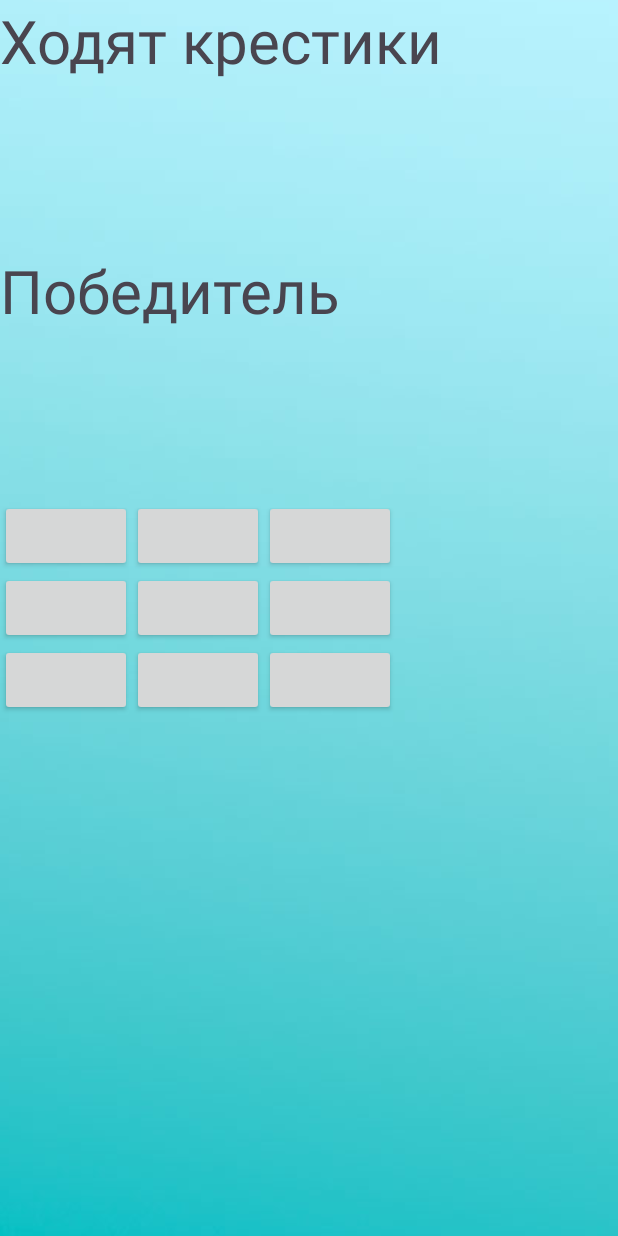
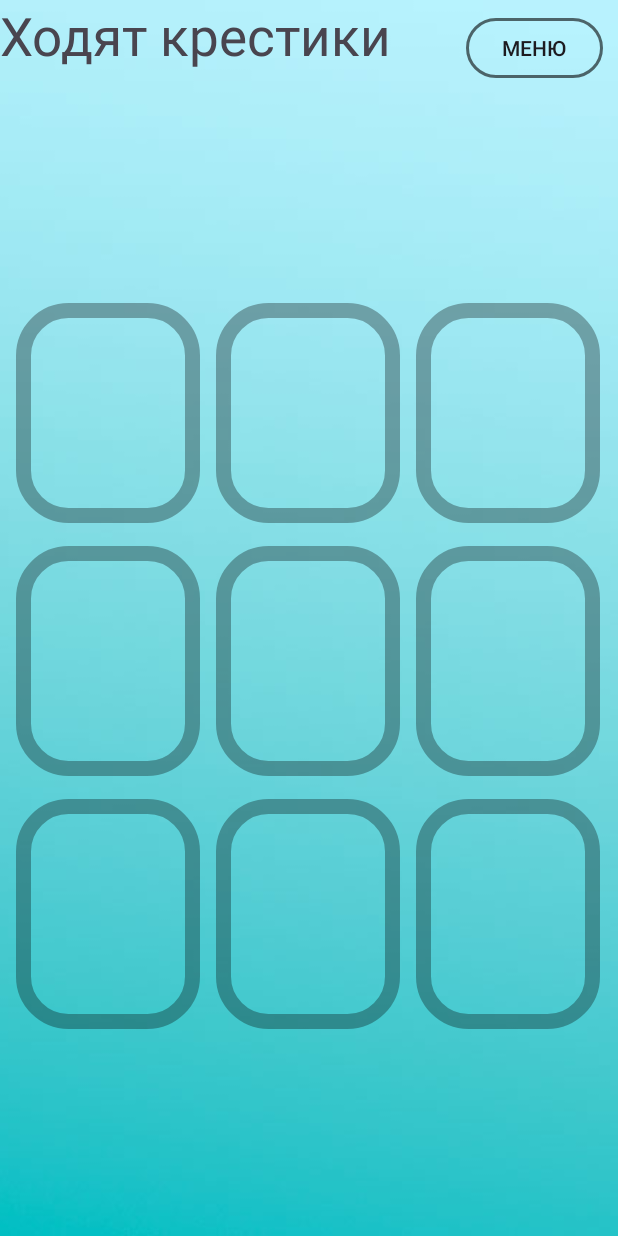
Before and after one commit to alina0777/tiktoktoe, an Android app: the screen it shows after launch (GameActivity), after a tap on "НАЧАТЬ", on a phone screen of 412 x 824 dp. Run offline under Robolectric (Android 15) with nearby library versions, the light colour scheme and no system bars.

Commit message:
Добавлен класс SoundManager с помощью которого воспроизводится звук нажатия на кнопки Начать игру и Вернуться в главное меню, видоизменен логотип и проработана адаптивность на игровом поле

```diff
--- a/app/src/main/java/com/example/tiktaktoe/GameActivity.java
+++ b/app/src/main/java/com/example/tiktaktoe/GameActivity.java
@@ -2,7 +2,9 @@ package com.example.tiktaktoe;
 
 import androidx.appcompat.app.AppCompatActivity;
 
+import android.app.Activity;
 import android.content.Context;
+import android.content.Intent;
 import android.os.Bundle;
 import android.view.View;
 import android.widget.Button;
@@ -17,6 +19,7 @@ import java.util.List;
 
 public class GameActivity extends AppCompatActivity {
 
+    SoundManager soundManager;
 
     Context context ;
     boolean player1_player2 = true;
@@ -28,6 +31,7 @@ public class GameActivity extends AppCompatActivity {
     TextView statusText;
     TextView statusText2;
 
+    private Button back_to_menu_button;
     @Override
     protected void onCreate(Bundle savedInstanceState) {
         super.onCreate(savedInstanceState);
@@ -35,26 +39,38 @@ public class GameActivity extends AppCompatActivity {
 
         context = getApplicationContext();
         statusText = findViewById(R.id.statusText);
+
+        soundManager = new SoundManager(getApplicationContext(), R.raw.button_sound);
+
         statusText2 = findViewById(R.id.statusText2);
 
         System.out.println("mainArray [0]: "  + Arrays.toString(mainArray[0]));
         System.out.println("mainArray [0]: "  + Arrays.toString(mainArray[1]));
         System.out.println("mainArray [0]: "  + Arrays.toString(mainArray[2]));
 
-        TableLayout gameTable = findViewById(R.id.gameTable);
+        back_to_menu_button = findViewById(R.id.button_back_to_menu);
+        back_to_menu_button.setOnClickListener(new View.OnClickListener() {
+            @Override
+            public void onClick(View view) {
+
+                soundManager.play();
+
+                Intent intent = new Intent(GameActivity.this, MainActivity.class);
+                setResult (Activity.RESULT_OK, intent);
+                startActivityForResult(intent,101);
+                onNewIntent (intent);
+                finish();
+            }
+        });
 
     }
 
     public void onGameClick(View view)
     {
-        // выводим сообщение
-
+        // Выводим сообщение
 
         Button button = (Button) view;
         String str = view.getTransitionName();
-
-        Toast.makeText(this, "Зачем вы нажали?" + str, Toast.LENGTH_SHORT).show();
-
         String value = "";
 
         if (player1_player2 == true) {
@@ -64,10 +80,6 @@ public class GameActivity extends AppCompatActivity {
         }
 
         button.setText(value);
-
-        System.out.println("xxx == " +str.charAt(0));
-        System.out.println("yyy == " +str.charAt(str.length()-1));
-
 
         initMainArray( Character.getNumericValue(str.charAt(0)),        // init X
                 Character.getNumericValue(str.charAt(str.length()-1)),  // init Y
@@ -86,6 +98,7 @@ public class GameActivity extends AppCompatActivity {
 
     public String checkWinner(int x, int y, String value) {
         System.out.println("checkWinner");
+
         System.out.println("using = " + value);
 
         System.out.println("mainArray [0]: "  + Arrays.toString(mainArray[0]));
@@ -133,7 +146,7 @@ public class GameActivity extends AppCompatActivity {
         //Проверка по диагонали
 
         System.out.println("Проверка основной диагонали");
-//
+
         countWin_X = 0;
         countWin_0 = 0;
 
@@ -193,8 +206,6 @@ public class GameActivity extends AppCompatActivity {
         System.out.println("X = " +  String.valueOf(x));
         System.out.println("Y = " +  String.valueOf(y));
 
-
-
         mainArray[x-1][y-1] = value;
 
         System.out.println("mainArray [0]: "  + Arrays.toString(mainArray[0]));
--- a/app/src/main/java/com/example/tiktaktoe/MainActivity.java
+++ b/app/src/main/java/com/example/tiktaktoe/MainActivity.java
@@ -1,40 +1,54 @@
 package com.example.tiktaktoe;
-
 import androidx.appcompat.app.AppCompatActivity;
-
+import android.media.MediaPlayer;
+import android.annotation.TargetApi;
 import android.app.Activity;
 import android.content.Intent;
+import android.content.res.AssetFileDescriptor;
+import android.content.res.AssetManager;
+import android.media.AudioAttributes;
+import android.media.AudioManager;
+import android.media.SoundPool;
+import android.os.Build;
 import android.os.Bundle;
+import android.view.MotionEvent;
 import android.view.View;
 import android.view.Window;
 import android.view.WindowManager;
 import android.widget.Button;
 import android.widget.EditText;
+import android.widget.Toast;
+
+import java.io.IOException;
 
 public class MainActivity extends AppCompatActivity {
 
+    SoundManager soundManager;
+    Button buttonStart;
     @Override
     protected void onCreate(Bundle savedInstanceState) {
         super.onCreate(savedInstanceState);
         setContentView(R.layout.activity_main);
 
-
         Window w = getWindow();
         w.setFlags(WindowManager.LayoutParams.FLAG_FULLSCREEN,WindowManager.LayoutParams.FLAG_FULLSCREEN);
 
-        Button buttonStart = findViewById(R.id.buttonStart);
+        soundManager = new SoundManager(getApplicationContext(), R.raw.button_sound);
+        buttonStart = findViewById(R.id.buttonStart);
         buttonStart.setOnClickListener(new View.OnClickListener() {
             @Override
             public void onClick(View view) {
+
+                soundManager.play();
+
                 Intent intent = new Intent(MainActivity.this, GameActivity.class);
                 intent.putExtra("property", "");
                 setResult(Activity.RESULT_OK, intent);
                 startActivityForResult(intent,101);
                 onNewIntent (intent);
+
             }
         });
+    }
 
-
-
-    }
 }
--- /dev/null
+++ b/app/src/main/java/com/example/tiktaktoe/SoundManager.java
@@ -0,0 +1,51 @@
+package com.example.tiktaktoe;
+
+import android.content.Context;
+import android.media.MediaPlayer;
+import android.view.View;
+import android.widget.Button;
+
+public class SoundManager {
+    MediaPlayer mPlayer;
+
+    SoundManager (Context context,int resid) {
+        createMediaRecorder(context, resid);
+    }
+
+    public void createMediaRecorder(Context context, int resid) {
+        mPlayer = MediaPlayer.create(context, resid);
+
+        mPlayer.setOnCompletionListener(new MediaPlayer.OnCompletionListener() {
+            @Override
+            public void onCompletion(MediaPlayer mp) {
+                stopPlay();
+            }
+        });
+    }
+
+    public void play(){
+        mPlayer.start();
+//        buttonStart.setEnabled(false);
+    }
+
+    private void stopPlay() {
+        mPlayer.stop();
+//        buttonStart.setEnabled(false);
+        try {
+            mPlayer.prepare();
+            mPlayer.seekTo(0);
+//            buttonStart.setEnabled(true);
+        } catch (Throwable t) {
+            return;
+        }
+    }
+
+    public void pause(View view) {
+        mPlayer.pause();
+//        buttonStart.setEnabled(true);
+    }
+    public void stop(View view) {
+        stopPlay();
+    }
+
+}
--- /dev/null
+++ b/app/src/main/res/drawable/button_stroke_black50_press_white.xml
@@ -0,0 +1,5 @@
+<?xml version="1.0" encoding="utf-8"?>
+<selector xmlns:android="http://schemas.android.com/apk/res/android">
+    <item android:state_pressed="false" android:drawable="@drawable/style_btn_stroke_black50"/>
+    <item android:state_pressed="true" android:drawable="@drawable/style_btn_stroke_black50_press_white"/>
+</selector>
--- /dev/null
+++ b/app/src/main/res/drawable/style_btn_stroke_black50.xml
@@ -0,0 +1,5 @@
+<?xml version="1.0" encoding="utf-8"?>
+<shape xmlns:android="http://schemas.android.com/apk/res/android">
+    <stroke android:width="10dp" android:color="@color/black50"/>
+    <corners android:radius="30dp"/>
+</shape>
--- /dev/null
+++ b/app/src/main/res/drawable/style_btn_stroke_black50_press_white.xml
@@ -0,0 +1,6 @@
+<?xml version="1.0" encoding="utf-8"?>
+<shape xmlns:android="http://schemas.android.com/apk/res/android">
+    <stroke android:width="10dp" android:color="@color/black50"/>
+    <corners android:radius="20dp"/>
+    <solid android:color="@color/white50"/>
+</shape>
--- a/app/src/main/res/layout/activity_game.xml
+++ b/app/src/main/res/layout/activity_game.xml
@@ -11,102 +11,208 @@
         android:id="@+id/background_gameView"
         android:layout_width="match_parent"
         android:layout_height="match_parent"
-        android:scaleType="center"
+        android:scaleType="centerCrop"
         app:srcCompat="@drawable/start_menu_background" />
 
-    <LinearLayout
+    <TableLayout
         android:layout_width="match_parent"
         android:layout_height="match_parent"
-        android:orientation="vertical">
+        android:orientation="vertical"
+        android:weightSum="100"
+        android:shrinkColumns="true">
 
-    <TextView
-        android:id="@+id/statusText"
-        android:layout_height="250px"
-        android:layout_width="match_parent"
-        android:textSize="40dp"
-        android:text="Ходят крестики"/>
+        <TableRow android:weightSum="100"
+            android:layout_weight="10">
+
+            <TextView
+                android:id="@+id/statusText"
+                android:layout_height="match_parent"
+                android:layout_width="match_parent"
+                android:layout_weight="93"
+                android:text="Ходят крестики"
+                android:gravity="top"
+                android:textIsSelectable="true"
+                android:textSize="35dp"
+                android:layout_marginRight="10dp"
+                />
+
+            <androidx.appcompat.widget.AppCompatButton
+                android:id="@+id/button_back_to_menu"
+                android:layout_width="match_parent"
+                android:layout_height="40dp"
+                android:layout_marginRight="10dp"
+                android:layout_weight="7"
+                android:background="@drawable/button_stroke_black95_press_white"
+
+
+                android:text="@string/menu" />
+
+        </TableRow>
+
+
 
         <TextView
             android:id="@+id/statusText2"
-            android:layout_height="250px"
+            android:layout_height="100px"
             android:layout_width="match_parent"
             android:textSize="40dp"
-            android:text="Победитель"/>
+            android:text=""
+            android:layout_weight="10"
+            android:layout_marginLeft="5dp"/>
 
         <TableLayout
             android:id="@+id/gameTable"
             android:layout_width="match_parent"
-            android:layout_height="match_parent" >
+            android:layout_height="wrap_content"
+            android:layout_marginTop="15dp"
+            android:layout_marginRight="5dp"
+            android:layout_marginLeft="5dp"
+            android:layout_weight="50"
+            android:weightSum="100">
 
-            <TableRow>
-                <androidx.appcompat.widget.AppCompatButton
-                    android:transitionName="1_1"
-                    android:onClick="onGameClick"
-
-                    android:text=""
-                    android:textSize="30dp"
-                    android:padding="3dip" />
-                <androidx.appcompat.widget.AppCompatButton
-                    android:transitionName="1_2"                android:text=""
-                    android:onClick="onGameClick"
-
-                    android:textSize="30dp"
-                    android:padding="3dip" />
+            <TableRow
+                android:weightSum="100"
+                android:layout_weight="33">
 
                 <androidx.appcompat.widget.AppCompatButton
-                    android:transitionName="1_3"                 android:text=""
+                    android:layout_height="match_parent"
+                    android:layout_width="match_parent"
+
+                    android:layout_marginLeft="5dp"
+                    android:layout_marginRight="5dp"
+                    android:layout_marginBottom="15dp"
+
+                    android:background="@drawable/button_stroke_black50_press_white"
                     android:onClick="onGameClick"
+                    android:text=""
+                    android:textSize="60dp"
+                    android:transitionName="1_1"
+                    android:layout_weight="33"/>
 
-                    android:textSize="30dp"
-                    android:padding="3dip" />
+                <androidx.appcompat.widget.AppCompatButton
+                    android:layout_height="match_parent"
+                    android:layout_width="match_parent"
+                    android:background="@drawable/button_stroke_black50_press_white"
+
+                    android:layout_marginLeft="5dp"
+                    android:layout_marginRight="5dp"
+                    android:layout_marginBottom="15dp"
+
+                    android:transitionName="1_2"
+                    android:text=""
+                    android:onClick="onGameClick"
+                    android:textSize="60dp"
+                    android:layout_weight="33"/>
+
+                <androidx.appcompat.widget.AppCompatButton
+                    android:layout_height="match_parent"
+                    android:background="@drawable/button_stroke_black50_press_white"
+
+                    android:layout_marginLeft="5dp"
+                    android:layout_marginRight="5dp"
+                    android:layout_marginBottom="15dp"
+
+                    android:transitionName="1_3"
+                    android:text=""
+                    android:onClick="onGameClick"
+                    android:layout_weight="33"
+                    android:textSize="60dp"/>
             </TableRow>
 
-            <TableRow>
+            <TableRow
+                android:weightSum="100"
+                android:layout_weight="33">
+
                 <androidx.appcompat.widget.AppCompatButton
-                    android:transitionName="2_1"                 android:text=""
+                    android:layout_height="match_parent"
+                    android:background="@drawable/button_stroke_black50_press_white"
+
+                    android:layout_marginLeft="5dp"
+                    android:layout_marginRight="5dp"
+                    android:layout_marginBottom="15dp"
+
+                    android:transitionName="2_1"
+                    android:text=""
+                    android:onClick="onGameClick"
+                    android:textSize="60dp"
+                    android:padding="3dip"
+                    android:layout_weight="33"
+                    />
+                <androidx.appcompat.widget.AppCompatButton
+                    android:layout_height="match_parent"
+                    android:background="@drawable/button_stroke_black50_press_white"
+
+                    android:layout_marginLeft="5dp"
+                    android:layout_marginRight="5dp"
+                    android:layout_marginBottom="15dp"
+
+                    android:transitionName="2_2"
+                    android:text=""
+                    android:onClick="onGameClick"
+                    android:textSize="60dp"
+                    android:layout_weight="33"
+                    />
+                <androidx.appcompat.widget.AppCompatButton
+                    android:layout_height="match_parent"
+                    android:background="@drawable/button_stroke_black50_press_white"
+
+                    android:layout_marginLeft="5dp"
+                    android:layout_marginRight="5dp"
+                    android:layout_marginBottom="15dp"
+
+                    android:transitionName="2_3"
+                    android:text=""
+                    android:onClick="onGameClick"
+                    android:textSize="60dp"
+                    android:layout_weight="33"
+                    />
+            </TableRow>
+
+            <TableRow android:weightSum="100"
+                android:layout_weight="33">
+
+                <androidx.appcompat.widget.AppCompatButton
+                    android:layout_height="match_parent"
+                    android:background="@drawable/button_stroke_black50_press_white"
+
+                    android:layout_marginLeft="5dp"
+                    android:layout_marginRight="5dp"
+                    android:layout_marginBottom="15dp"
 
                     android:onClick="onGameClick"
-
-                    android:textSize="30dp"
-                    android:padding="3dip" />
-                <androidx.appcompat.widget.AppCompatButton
-                    android:transitionName="2_2"                 android:text=""
-
-                    android:onClick="onGameClick"
-
-                    android:textSize="30dp"
-                    android:padding="3dip" />
-                <androidx.appcompat.widget.AppCompatButton
-                    android:transitionName="2_3"                 android:text=""
-
-                    android:onClick="onGameClick"
-
-                    android:textSize="30dp"
-                    android:padding="3dip" />
-            </TableRow>
-            <TableRow>
-                <androidx.appcompat.widget.AppCompatButton
-                    android:transitionName="3_1"                 android:text=""
-                    android:onClick="onGameClick"
-
-                    android:textSize="30dp"
-                    android:padding="3dip" />
+                    android:padding="3dip"
+                    android:text=""
+                    android:textSize="60dp"
+                    android:transitionName="3_1"
+                    android:layout_weight="33"/>
 
                 <androidx.appcompat.widget.AppCompatButton
-                    android:transitionName="3_2"                 android:text=""
+                    android:layout_height="match_parent"
+                    android:background="@drawable/button_stroke_black50_press_white"
+                    android:layout_marginLeft="5dp"
+                    android:layout_marginRight="5dp"
+                    android:layout_marginBottom="15dp"
+
+                    android:transitionName="3_2"
+                    android:text=""
                     android:onClick="onGameClick"
-
-                    android:textSize="30dp"
-                    android:padding="3dip" />
+                    android:textSize="60dp"
+                    android:layout_weight="33"/>
 
                 <androidx.appcompat.widget.AppCompatButton
-                    android:transitionName="3_3"                 android:text=""
+                    android:layout_height="match_parent"
+                    android:background="@drawable/button_stroke_black50_press_white"
+                    android:layout_marginLeft="5dp"
+                    android:layout_marginRight="5dp"
+                    android:layout_marginBottom="15dp"
+
+                    android:transitionName="3_3"
+                    android:text=""
                     android:onClick="onGameClick"
-
-                    android:textSize="30dp"
-                    android:padding="3dip" />
+                    android:textSize="60dp"
+                    android:layout_weight="33"/>
             </TableRow>
         </TableLayout>
-    </LinearLayout>
+    </TableLayout>
 
 </RelativeLayout>
--- a/app/src/main/res/values/colors.xml
+++ b/app/src/main/res/values/colors.xml
@@ -1,5 +1,7 @@
 <?xml version="1.0" encoding="utf-8"?>
 <resources>
     <color name="black95">#95000000</color>
+    <color name="black50">#50000000</color>
     <color name="white">#ffffff</color>
+    <color name="white50">#50ffffff</color>
 </resources>
--- a/app/src/main/res/values/strings.xml
+++ b/app/src/main/res/values/strings.xml
@@ -2,6 +2,8 @@
     <string name="app_name">tiktaktoe</string>
     <string name="title_activity_game_view">tiktaktoe</string>
     <string name="start">Начать</string>
+    <string name="menu">Меню</string>
+    <string name="back">Назад</string>
 
 
 
```
Also changed, not shown: app/build.gradle.kts (line endings or trailing spaces), app/src/main/res/drawable/main_menu_picture.png, build.gradle.kts (line endings or trailing spaces), 1 other file.
